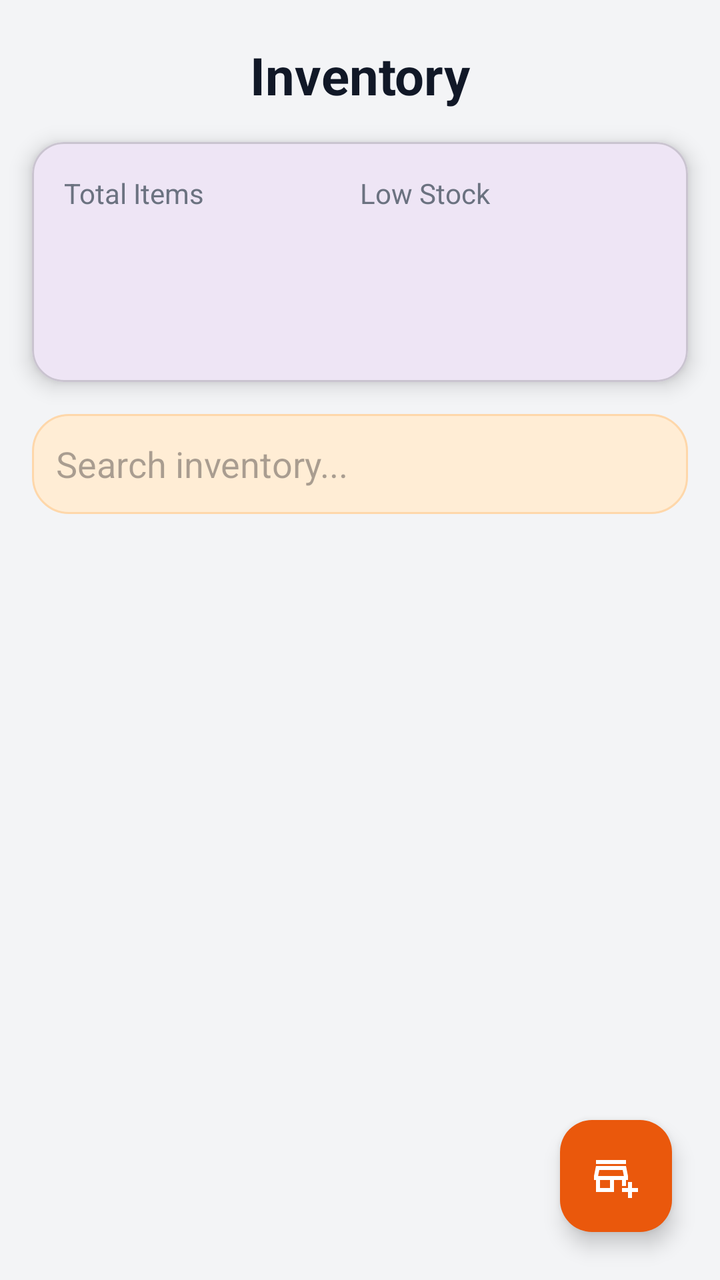
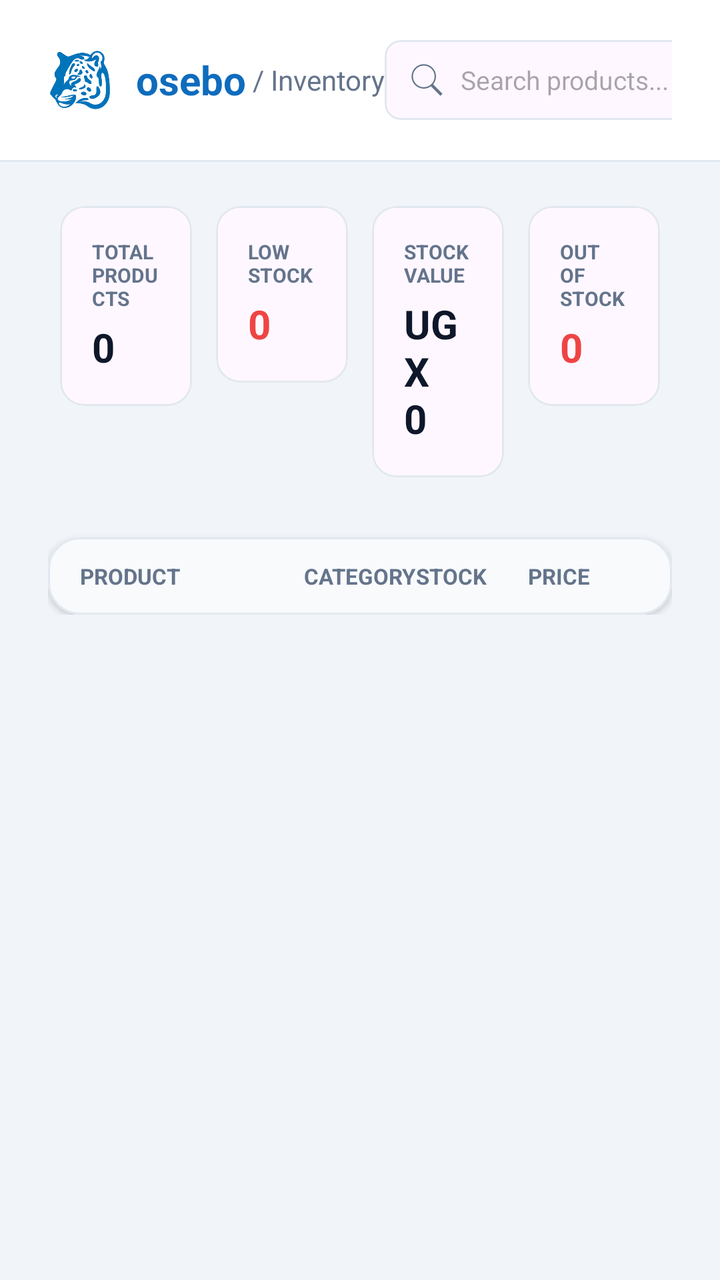

Screens rendered from an Android XML layout before and after an edit, with the pre-edit source and the edit as a unified diff.
<!-- AndroidManifest.xml: application theme Theme.Osebo -->
<!-- res/layout/activity_inventory.xml -->
<?xml version="1.0" encoding="utf-8"?>
<androidx.constraintlayout.widget.ConstraintLayout
    xmlns:android="http://schemas.android.com/apk/res/android"
    xmlns:app="http://schemas.android.com/apk/res-auto"
    xmlns:tools="http://schemas.android.com/tools"
    android:id="@+id/main"
    android:layout_width="match_parent"
    android:layout_height="match_parent"
    android:background="#F3F4F6"
    tools:context=".InventoryActivity">

    
    <TextView
        android:id="@+id/tvInventoryTitle"
        android:layout_width="wrap_content"
        android:layout_height="wrap_content"
        android:text="Inventory"
        android:textSize="26sp"
        android:textStyle="bold"
        android:textColor="#111827"
        android:layout_marginTop="20dp"
        app:layout_constraintTop_toTopOf="parent"
        app:layout_constraintStart_toStartOf="parent"
        app:layout_constraintEnd_toEndOf="parent"/>

    
    <com.google.android.material.card.MaterialCardView
        android:id="@+id/cardInventorySummary"
        android:layout_width="0dp"
        android:layout_height="120dp"
        android:layout_margin="16dp"
        app:cardCornerRadius="16dp"
        app:cardElevation="6dp"
        app:layout_constraintTop_toBottomOf="@id/tvInventoryTitle"
        app:layout_constraintStart_toStartOf="parent"
        app:layout_constraintEnd_toEndOf="parent">

        <LinearLayout
            android:layout_width="match_parent"
            android:layout_height="match_parent"
            android:orientation="horizontal"
            android:padding="16dp">

            
            <LinearLayout
                android:layout_width="0dp"
                android:layout_height="match_parent"
                android:layout_weight="1"
                android:orientation="vertical">

                <TextView
                    android:text="Total Items"
                    android:layout_width="match_parent"
                    android:layout_height="match_parent"
                    android:textColor="#6B7280"/>

                <TextView
                    android:id="@+id/tvTotalItems"
                    android:text="0"
                    android:textSize="24sp"
                    android:textStyle="bold"
                    android:layout_width="match_parent"
                    android:layout_height="match_parent"
                    android:textColor="#111827"/>
            </LinearLayout>

            
            <LinearLayout
                android:layout_width="0dp"
                android:layout_height="match_parent"
                android:layout_weight="1"
                android:orientation="vertical">

                <TextView
                    android:text="Low Stock"
                    android:layout_width="match_parent"
                    android:layout_height="match_parent"
                    android:textColor="#6B7280"/>

                <TextView
                    android:id="@+id/tvLowStock"
                    android:text="0"
                    android:textSize="24sp"
                    android:layout_width="match_parent"
                    android:layout_height="match_parent"
                    android:textStyle="bold"
                    android:textColor="#DC2626"/>
            </LinearLayout>

        </LinearLayout>

    </com.google.android.material.card.MaterialCardView>

    
    <EditText
        android:id="@+id/etSearchInventory"
        android:layout_width="0dp"
        android:layout_height="50dp"
        android:hint="Search inventory..."
        android:padding="12dp"
        android:background="@drawable/bg_input_box"
        android:layout_margin="16dp"
        app:layout_constraintTop_toBottomOf="@id/cardInventorySummary"
        app:layout_constraintStart_toStartOf="parent"
        app:layout_constraintEnd_toEndOf="parent"/>

    
    <androidx.recyclerview.widget.RecyclerView
        android:id="@+id/recyclerInventory"
        android:layout_width="0dp"
        android:layout_height="0dp"
        android:layout_margin="16dp"
        app:layout_constraintTop_toBottomOf="@id/etSearchInventory"
        app:layout_constraintBottom_toBottomOf="parent"
        app:layout_constraintStart_toStartOf="parent"
        app:layout_constraintEnd_toEndOf="parent"
        tools:listitem="@layout/item_inventory"/>

    <com.google.android.material.floatingactionbutton.FloatingActionButton
        android:id="@+id/fabAddProduct"
        android:layout_width="wrap_content"
        android:layout_height="wrap_content"
        android:layout_margin="24dp"
        android:src="@drawable/ic_add"
        app:backgroundTint="@color/primary"
        app:tint="#FFFFFF"
        app:layout_constraintBottom_toBottomOf="parent"
        app:layout_constraintEnd_toEndOf="parent"/>

</androidx.constraintlayout.widget.ConstraintLayout>
<!-- res/layout/item_inventory.xml (included above) -->
<?xml version="1.0" encoding="utf-8"?>
<com.google.android.material.card.MaterialCardView
    xmlns:android="http://schemas.android.com/apk/res/android"
    xmlns:app="http://schemas.android.com/apk/res-auto"
    android:layout_width="match_parent"
    android:layout_height="wrap_content"
    android:layout_marginBottom="10dp"
    app:cardCornerRadius="12dp"
    app:cardElevation="4dp">

    <LinearLayout
        android:layout_width="match_parent"
        android:layout_height="wrap_content"
        android:padding="14dp"
        android:orientation="vertical">

        
        <TextView
            android:id="@+id/tvItemName"
            android:text="Product Name"
            android:textStyle="bold"
            android:layout_width="match_parent"
            android:layout_height="match_parent"
            android:textSize="16sp"
            android:textColor="#111827"/>

        
        <LinearLayout
            android:layout_width="match_parent"
            android:layout_height="wrap_content"
            android:orientation="horizontal"
            android:layout_marginTop="6dp">

            <TextView
                android:id="@+id/tvStock"
                android:text="Stock: 10"
                android:textColor="#6B7280"
                android:layout_width="match_parent"
                android:layout_height="match_parent"
                android:layout_weight="1"/>

            <TextView
                android:id="@+id/tvPrice"
                android:text="UGX 20,000"
                android:layout_width="match_parent"
                android:layout_height="match_parent"
                android:textStyle="bold"
                android:textColor="#6D28D9"/>
        </LinearLayout>

    </LinearLayout>

</com.google.android.material.card.MaterialCardView>
<!-- resources referenced by this layout -->
<resources>
  <color name="primary">#EA580C</color>
  <!-- drawable bg_input_box (drawable) -->
  <?xml version="1.0" encoding="utf-8"?>
  <shape xmlns:android="http://schemas.android.com/apk/res/android">
  
      
      <solid android:color="@color/bg_surface"/>
  
      
      <corners android:radius="18dp"/>
  
      
      <stroke
          android:width="1dp"
          android:color="@color/border"/>
  
      
      <padding
          android:left="14dp"
          android:right="14dp"
          android:top="10dp"
          android:bottom="10dp"/>
  
  </shape>
  <!-- drawable ic_add (drawable) -->
  <vector xmlns:android="http://schemas.android.com/apk/res/android" android:height="24dp" android:tint="#000000" android:viewportHeight="960" android:viewportWidth="960" android:width="24dp">
        
      <path android:fillColor="@android:color/white" android:pathData="M720,920L720,800L600,800L600,720L720,720L720,600L800,600L800,720L920,720L920,800L800,800L800,920L720,920ZM80,800L80,560L40,560L40,480L80,280L680,280L720,480L720,560L680,560L680,680L600,680L600,560L440,560L440,800L80,800ZM160,720L360,720L360,560L160,560L160,720ZM122,480L122,480L638,480L638,480L122,480ZM80,240L80,160L680,160L680,240L80,240ZM122,480L638,480L614,360L146,360L122,480Z"/>
      
  </vector>
  <style name="Theme.Osebo" parent="Base.Theme.Osebo" />
  <color name="bg_surface">#FFEDD5</color>
  <color name="border">#FED7AA</color>
  <style name="Base.Theme.Osebo" parent="Theme.Material3.DayNight.NoActionBar">
          
      </style>
</resources>

<!-- the commit's change to res/layout/activity_inventory.xml (unified diff, before → after) -->
@@ -1,184 +1,247 @@
 <?xml version="1.0" encoding="utf-8"?>
-<androidx.constraintlayout.widget.ConstraintLayout
-    xmlns:android="http://schemas.android.com/apk/res/android"
+<androidx.coordinatorlayout.widget.CoordinatorLayout xmlns:android="http://schemas.android.com/apk/res/android"
     xmlns:app="http://schemas.android.com/apk/res-auto"
     xmlns:tools="http://schemas.android.com/tools"
-    android:id="@+id/main"
     android:layout_width="match_parent"
     android:layout_height="match_parent"
-    android:background="#F3F4F6"
-    tools:context=".InventoryActivity">
-
-    
-    <TextView
-        android:id="@+id/tvInventoryTitle"
-        android:layout_width="wrap_content"
-        android:layout_height="wrap_content"
-        android:text="Inventory"
-        android:textSize="26sp"
-        android:textStyle="bold"
-        android:textColor="#111827"
-        android:layout_marginTop="20dp"
-        app:layout_constraintTop_toTopOf="parent"
-        app:layout_constraintStart_toStartOf="parent"
-        app:layout_constraintEnd_toEndOf="parent"/>
-
-    
-    <com.google.android.material.card.MaterialCardView
-        android:id="@+id/cardInventorySummary"
-        android:layout_width="0dp"
-        android:layout_height="120dp"
-        android:layout_margin="16dp"
-        app:cardCornerRadius="16dp"
-        app:cardElevation="6dp"
-        app:layout_constraintTop_toBottomOf="@id/tvInventoryTitle"
-        app:layout_constraintStart_toStartOf="parent"
-        app:layout_constraintEnd_toEndOf="parent">
+    android:background="@color/bg_page">
+
+    <com.google.android.material.appbar.AppBarLayout
+        android:layout_width="match_parent"
+        android:layout_height="wrap_content"
+        android:background="@color/surface"
+        app:elevation="0dp">
 
         <LinearLayout
             android:layout_width="match_parent"
-            android:layout_height="match_parent"
+            android:layout_height="wrap_content"
+            android:gravity="center_vertical"
             android:orientation="horizontal"
-            android:padding="16dp">
-
-            
-            <LinearLayout
-                android:layout_width="0dp"
-                android:layout_height="match_parent"
-                android:layout_weight="1"
-                android:orientation="vertical">
-
-                <TextView
-                    android:text="Total Items"
-                    android:layout_width="match_parent"
-                    android:layout_height="match_parent"
-                    android:textColor="#6B7280"/>
-
-                <TextView
-                    android:id="@+id/tvTotalItems"
-                    android:text="0"
-                    android:textSize="24sp"
-                    android:textStyle="bold"
-                    android:layout_width="match_parent"
-                    android:layout_height="match_parent"
-                    android:textColor="#111827"/>
-            </LinearLayout>
-
-            
-            <LinearLayout
-                android:layout_width="0dp"
-                android:layout_height="match_parent"
-                android:layout_weight="1"
-                android:orientation="vertical">
-
-                <TextView
-                    android:text="Low Stock"
-                    android:layout_width="match_parent"
-                    android:layout_height="match_parent"
-                    android:textColor="#6B7280"/>
-
-                <TextView
-                    android:id="@+id/tvLowStock"
-                    android:text="0"
-                    android:textSize="24sp"
-                    android:layout_width="match_parent"
-                    android:layout_height="match_parent"
-                    android:textStyle="bold"
-                    android:textColor="#DC2626"/>
-            </LinearLayout>
-
+            android:paddingHorizontal="24dp"
+            android:paddingVertical="20dp">
+
+            <ImageView
+                android:layout_width="32dp"
+                android:layout_height="32dp"
+                android:src="@drawable/osebo"
+                android:contentDescription="Osebo Logo" />
+
+            <TextView
+                android:layout_width="wrap_content"
+                android:layout_height="wrap_content"
+                android:layout_marginStart="12dp"
+                android:text="osebo"
+                android:textColor="@color/primary"
+                android:textSize="20sp"
+                android:textStyle="bold" />
+
+            <TextView
+                android:layout_width="wrap_content"
+                android:layout_height="wrap_content"
+                android:text=" / Inventory"
+                android:textColor="@color/text_muted"
+                android:textSize="14sp" />
+
+            <Space android:layout_width="0dp" android:layout_height="wrap_content" android:layout_weight="1" />
+
+            <com.google.android.material.card.MaterialCardView
+                android:layout_width="300dp"
+                android:layout_height="40dp"
+                app:cardCornerRadius="8dp"
+                app:cardElevation="0dp"
+                app:strokeColor="@color/border"
+                app:strokeWidth="1dp">
+                <LinearLayout android:layout_width="match_parent" android:layout_height="match_parent" android:gravity="center_vertical" android:paddingHorizontal="12dp">
+                    <ImageView android:layout_width="18dp" android:layout_height="18dp" android:src="@drawable/ic_search" app:tint="@color/text_muted" android:contentDescription="Search" />
+                    <EditText android:id="@+id/etSearch" android:layout_width="match_parent" android:layout_height="match_parent" android:background="@android:color/transparent" android:hint="Search products..." android:textSize="13sp" android:layout_marginStart="8dp" android:inputType="text" />
+                </LinearLayout>
+            </com.google.android.material.card.MaterialCardView>
+
+            <com.google.android.material.button.MaterialButton
+                android:id="@+id/btnAddProduct"
+                android:layout_width="wrap_content"
+                android:layout_height="40dp"
+                android:layout_marginStart="12dp"
+                android:text="+ Add product"
+                android:textSize="12sp" />
         </LinearLayout>
 
-    </com.google.android.material.card.MaterialCardView>
-
-    
-    <EditText
-        android:id="@+id/etSearchInventory"
-        android:layout_width="0dp"
-        android:layout_height="50dp"
-        android:hint="Search inventory..."
-        android:padding="12dp"
-        android:background="@drawable/bg_input_box"
-        android:layout_margin="16dp"
-        app:layout_constraintTop_toBottomOf="@id/cardInventorySummary"
-        app:layout_constraintStart_toStartOf="parent"
-        app:layout_constraintEnd_toEndOf="parent"/>
-
-    
-    <androidx.recyclerview.widget.RecyclerView
-        android:id="@+id/recyclerInventory"
-        android:layout_width="0dp"
-        android:layout_height="0dp"
-        android:layout_margin="16dp"
-        app:layout_constraintTop_toBottomOf="@id/etSearchInventory"
-        app:layout_constraintBottom_toBottomOf="parent"
-        app:layout_constraintStart_toStartOf="parent"
-        app:layout_constraintEnd_toEndOf="parent"
-        tools:listitem="@layout/item_inventory"/>
-
-    <com.google.android.material.floatingactionbutton.FloatingActionButton
-        android:id="@+id/fabAddProduct"
-        android:layout_width="wrap_content"
-        android:layout_height="wrap_content"
-        android:layout_margin="24dp"
-        android:src="@drawable/ic_add"
-        app:backgroundTint="@color/primary"
-        app:tint="#FFFFFF"
-        app:layout_constraintBottom_toBottomOf="parent"
-        app:layout_constraintEnd_toEndOf="parent"/>
-
-</androidx.constraintlayout.widget.ConstraintLayout>
-<!-- res/layout/item_inventory.xml (included above) -->
+        <View android:layout_width="match_parent" android:layout_height="1dp" android:background="@color/border" />
+    </com.google.android.material.appbar.AppBarLayout>
+
+    <androidx.core.widget.NestedScrollView
+        android:layout_width="match_parent"
+        android:layout_height="match_parent"
+        app:layout_behavior="@string/appbar_scrolling_view_behavior">
+
+        <LinearLayout
+            android:layout_width="match_parent"
+            android:layout_height="wrap_content"
+            android:orientation="vertical"
+            android:paddingHorizontal="24dp"
+            android:paddingBottom="100dp">
+
+            <GridLayout
+                android:layout_width="match_parent"
+                android:layout_height="wrap_content"
+                android:layout_marginTop="16dp"
+                android:columnCount="4"
+                android:alignmentMode="alignMargins">
+
+                <com.google.android.material.card.MaterialCardView
+                    android:layout_width="0dp" android:layout_height="wrap_content" android:layout_columnWeight="1" android:layout_margin="6dp" app:cardCornerRadius="12dp" app:cardElevation="0dp" app:strokeColor="@color/border" app:strokeWidth="1dp">
+                    <LinearLayout android:layout_width="match_parent" android:layout_height="wrap_content" android:orientation="vertical" android:padding="16dp">
+                        <TextView android:layout_width="wrap_content" android:layout_height="wrap_content" android:text="TOTAL PRODUCTS" android:textColor="@color/text_muted" android:textSize="10sp" android:textStyle="bold" />
+                        <TextView android:id="@+id/tvTotalItems" android:layout_width="wrap_content" android:layout_height="wrap_content" android:text="0" android:textColor="@color/text_primary" android:textSize="20sp" android:textStyle="bold" android:layout_marginTop="4dp" />
+                    </LinearLayout>
+                </com.google.android.material.card.MaterialCardView>
+
+                <com.google.android.material.card.MaterialCardView
+                    android:layout_width="0dp" android:layout_height="wrap_content" android:layout_columnWeight="1" android:layout_margin="6dp" app:cardCornerRadius="12dp" app:cardElevation="0dp" app:strokeColor="@color/border" app:strokeWidth="1dp">
+                    <LinearLayout android:layout_width="match_parent" android:layout_height="wrap_content" android:orientation="vertical" android:padding="16dp">
+                        <TextView android:layout_width="wrap_content" android:layout_height="wrap_content" android:text="LOW STOCK" android:textColor="@color/text_muted" android:textSize="10sp" android:textStyle="bold" />
+                        <TextView android:id="@+id/tvLowStock" android:layout_width="wrap_content" android:layout_height="wrap_content" android:text="0" android:textColor="@color/danger" android:textSize="20sp" android:textStyle="bold" android:layout_marginTop="4dp" />
+                    </LinearLayout>
+                </com.google.android.material.card.MaterialCardView>
+
+                <com.google.android.material.card.MaterialCardView
+                    android:layout_width="0dp" android:layout_height="wrap_content" android:layout_columnWeight="1" android:layout_margin="6dp" app:cardCornerRadius="12dp" app:cardElevation="0dp" app:strokeColor="@color/border" app:strokeWidth="1dp">
+                    <LinearLayout android:layout_width="match_parent" android:layout_height="wrap_content" android:orientation="vertical" android:padding="16dp">
+                        <TextView android:layout_width="wrap_content" android:layout_height="wrap_content" android:text="STOCK VALUE" android:textColor="@color/text_muted" android:textSize="10sp" android:textStyle="bold" />
+                        <TextView android:id="@+id/tvStockValue" android:layout_width="wrap_content" android:layout_height="wrap_content" android:text="UGX 0" android:textColor="@color/text_primary" android:textSize="20sp" android:textStyle="bold" android:layout_marginTop="4dp" />
+                    </LinearLayout>
+                </com.google.android.material.card.MaterialCardView>
+
+                <com.google.android.material.card.MaterialCardView
+                    android:layout_width="0dp" android:layout_height="wrap_content" android:layout_columnWeight="1" android:layout_margin="6dp" app:cardCornerRadius="12dp" app:cardElevation="0dp" app:strokeColor="@color/border" app:strokeWidth="1dp">
+                    <LinearLayout android:layout_width="match_parent" android:layout_height="wrap_content" android:orientation="vertical" android:padding="16dp">
+                        <TextView android:layout_width="wrap_content" android:layout_height="wrap_content" android:text="OUT OF STOCK" android:textColor="@color/text_muted" android:textSize="10sp" android:textStyle="bold" />
+                        <TextView android:id="@+id/tvOutOfStock" android:layout_width="wrap_content" android:layout_height="wrap_content" android:text="0" android:textColor="@color/danger" android:textSize="20sp" android:textStyle="bold" android:layout_marginTop="4dp" />
+                    </LinearLayout>
+                </com.google.android.material.card.MaterialCardView>
+            </GridLayout>
+
+            <com.google.android.material.card.MaterialCardView
+                android:layout_width="match_parent"
+                android:layout_height="wrap_content"
+                android:layout_marginTop="24dp"
+                app:cardCornerRadius="16dp"
+                app:cardElevation="2dp"
+                app:strokeColor="@color/border"
+                app:strokeWidth="1dp">
+
+                <LinearLayout android:layout_width="match_parent" android:layout_height="wrap_content" android:orientation="vertical">
+                    <LinearLayout android:layout_width="match_parent" android:layout_height="wrap_content" android:background="#F8FAFC" android:orientation="horizontal" android:paddingHorizontal="16dp" android:paddingVertical="12dp">
+                        <TextView android:layout_width="0dp" android:layout_height="wrap_content" android:layout_weight="2" android:text="PRODUCT" android:textColor="@color/text_muted" android:textSize="11sp" android:textStyle="bold" />
+                        <TextView android:layout_width="0dp" android:layout_height="wrap_content" android:layout_weight="1" android:text="CATEGORY" android:textColor="@color/text_muted" android:textSize="11sp" android:textStyle="bold" />
+                        <TextView android:layout_width="0dp" android:layout_height="wrap_content" android:layout_weight="1" android:text="STOCK" android:textColor="@color/text_muted" android:textSize="11sp" android:textStyle="bold" />
+                        <TextView android:layout_width="0dp" android:layout_height="wrap_content" android:layout_weight="1" android:text="PRICE" android:textColor="@color/text_muted" android:textSize="11sp" android:textStyle="bold" />
+                    </LinearLayout>
+
+                    <androidx.recyclerview.widget.RecyclerView
+                        android:id="@+id/recyclerInventory"
+                        android:layout_width="match_parent"
+                        android:layout_height="wrap_content"
+                        android:nestedScrollingEnabled="false"
+                        tools:listitem="@layout/item_inventory_row" />
+                </LinearLayout>
+            </com.google.android.material.card.MaterialCardView>
+
+        </LinearLayout>
+    </androidx.core.widget.NestedScrollView>
+
+</androidx.coordinatorlayout.widget.CoordinatorLayout>
+<!-- res/layout/item_inventory_row.xml (included above) -->
 <?xml version="1.0" encoding="utf-8"?>
-<com.google.android.material.card.MaterialCardView
-    xmlns:android="http://schemas.android.com/apk/res/android"
+<LinearLayout xmlns:android="http://schemas.android.com/apk/res/android"
     xmlns:app="http://schemas.android.com/apk/res-auto"
     android:layout_width="match_parent"
     android:layout_height="wrap_content"
-    android:layout_marginBottom="10dp"
-    app:cardCornerRadius="12dp"
-    app:cardElevation="4dp">
-
+    android:orientation="horizontal"
+    android:paddingVertical="12dp"
+    android:paddingHorizontal="16dp"
+    android:gravity="center_vertical"
+    android:background="@drawable/bg_bottom_border">
+
+    
     <LinearLayout
-        android:layout_width="match_parent"
-        android:layout_height="wrap_content"
-        android:padding="14dp"
-        android:orientation="vertical">
-
-        
-        <TextView
-            android:id="@+id/tvItemName"
-            android:text="Product Name"
-            android:textStyle="bold"
-            android:layout_width="match_parent"
-            android:layout_height="match_parent"
-            android:textSize="16sp"
-            android:textColor="#111827"/>
-
-        
-        <LinearLayout
-            android:layout_width="match_parent"
-            android:layout_height="wrap_content"
-            android:orientation="horizontal"
-            android:layout_marginTop="6dp">
-
-            <TextView
-                android:id="@+id/tvStock"
-                android:text="Stock: 10"
-                android:textColor="#6B7280"
+        android:layout_width="0dp"
+        android:layout_height="wrap_content"
+        android:layout_weight="2"
+        android:gravity="center_vertical"
+        android:orientation="horizontal">
+
+        <com.google.android.material.card.MaterialCardView
+            android:layout_width="32dp"
+            android:layout_height="32dp"
+            app:cardCornerRadius="6dp"
+            app:cardElevation="0dp"
+            app:cardBackgroundColor="#F8F9FA">
+            <ImageView
+                android:id="@+id/ivProduct"
                 android:layout_width="match_parent"
                 android:layout_height="match_parent"
-                android:layout_weight="1"/>
-
-            <TextView
-                android:id="@+id/tvPrice"
-                android:text="UGX 20,000"
-                android:layout_width="match_parent"
-                android:layout_height="match_parent"
-                android:textStyle="bold"
-                android:textColor="#6D28D9"/>
-        </LinearLayout>
-
+                android:padding="6dp"
+                android:src="@drawable/ic_inventory"
+                app:tint="@color/text_muted" />
+        </com.google.android.material.card.MaterialCardView>
+
+        <TextView
+            android:id="@+id/tvName"
+            android:layout_width="wrap_content"
+            android:layout_height="wrap_content"
+            android:layout_marginStart="12dp"
+            android:text="Product Name"
+            android:textColor="@color/text_primary"
+            android:textSize="13sp"
+            android:textStyle="bold" />
     </LinearLayout>
 
-</com.google.android.material.card.MaterialCardView>
+    
+    <TextView
+        android:id="@+id/tvCategory"
+        android:layout_width="0dp"
+        android:layout_height="wrap_content"
+        android:layout_weight="1"
+        android:text="Electronics"
+        android:textColor="@color/text_secondary"
+        android:textSize="12sp" />
+
+    
+    <TextView
+        android:id="@+id/tvStock"
+        android:layout_width="0dp"
+        android:layout_height="wrap_content"
+        android:layout_weight="1"
+        android:text="15"
+        android:textColor="@color/text_primary"
+        android:textSize="12sp" />
+
+    
+    <TextView
+        android:id="@+id/tvPrice"
+        android:layout_width="0dp"
+        android:layout_height="wrap_content"
+        android:layout_weight="1"
+        android:text="UGX 22,000"
+        android:textColor="@color/text_primary"
+        android:textSize="12sp"
+        android:textStyle="bold" />
+
+    
+    <LinearLayout
+        android:layout_width="0dp"
+        android:layout_height="wrap_content"
+        android:layout_weight="1"
+        android:gravity="center">
+        <ImageView
+            android:id="@+id/btnEdit"
+            android:layout_width="28dp"
+            android:layout_height="28dp"
+            android:background="@drawable/ripple_circle"
+            android:padding="6dp"
+            android:src="@drawable/ic_menu"
+            app:tint="@color/text_muted" />
+    </LinearLayout>
+
+</LinearLayout>
<!-- resource entries referenced after the edit -->
@@ -1,38 +1,89 @@
 <!-- resources referenced by this layout -->
 <resources>
-  <color name="primary">#EA580C</color>
-  <!-- drawable bg_input_box (drawable) -->
+  <color name="bg_page">#F1F5F9</color>
+  <color name="primary">#0F6CBD</color>
+  <color name="surface">#FFFFFF</color>
+  <color name="text_muted">#64748B</color>
+  <color name="text_primary">#0F172A</color>
+  <color name="text_secondary">#334155</color>
+  <!-- drawable bg_bottom_border (drawable) -->
   <?xml version="1.0" encoding="utf-8"?>
-  <shape xmlns:android="http://schemas.android.com/apk/res/android">
+  <layer-list xmlns:android="http://schemas.android.com/apk/res/android">
+      <item>
+          <shape android:shape="rectangle">
+              <solid android:color="@android:color/transparent" />
+              <stroke
+                  android:width="1dp"
+                  android:color="@color/border" />
+          </shape>
+      </item>
+      <item
+          android:bottom="1dp"
+          android:left="-2dp"
+          android:right="-2dp"
+          android:top="-2dp">
+          <shape android:shape="rectangle">
+              <solid android:color="@color/surface" />
+          </shape>
+      </item>
+  </layer-list>
+  <!-- drawable ic_inventory (drawable) -->
+  <vector xmlns:android="http://schemas.android.com/apk/res/android"
+      android:width="64dp"
+      android:height="64dp"
+      android:viewportWidth="24"
+      android:viewportHeight="24">
+  
+      <path
+          android:fillColor="#0F6CBD"
+          android:pathData="M3,3h18v4H3zM3,9h18v12H3z"/>
+  
+  </vector>
+  <!-- drawable ic_menu (drawable) -->
+  <vector xmlns:android="http://schemas.android.com/apk/res/android"
+      android:width="24dp"
+      android:height="24dp"
+      android:viewportWidth="960"
+      android:viewportHeight="960">
+    <path
+        android:pathData="M120,720v-80h720v80L120,720ZM120,520v-80h720v80L120,520ZM120,320v-80h720v80L120,320Z"
+        android:fillColor="#1f1f1f"/>
+  </vector>
+  <!-- drawable ic_search (drawable) -->
+  <vector xmlns:android="http://schemas.android.com/apk/res/android"
+      android:width="50dp"
+      android:height="50dp"
+      android:viewportWidth="50"
+      android:viewportHeight="50">
+    <path
+        android:fillColor="#FF000000"
+        android:pathData="M21,3C11.621,3 4,10.621 4,20C4,29.379 11.621,37 21,37C24.711,37 28.141,35.805 30.938,33.781L44.094,46.906L46.906,44.094L33.906,31.063C36.461,28.086 38,24.223 38,20C38,10.621 30.379,3 21,3ZM21,5C29.297,5 36,11.703 36,20C36,28.297 29.297,35 21,35C12.703,35 6,28.297 6,20C6,11.703 12.703,5 21,5Z"/>
+  </vector>
+  <!-- drawable osebo: png bitmap (drawable, 8997 bytes) -->
+  <!-- drawable ripple_circle (drawable) -->
+  <?xml version="1.0" encoding="utf-8"?>
+  <ripple xmlns:android="http://schemas.android.com/apk/res/android"
+      android:color="@color/ripple_color">   
   
       
-      <solid android:color="@color/bg_surface"/>
+      <item android:id="@+id/background">
+          <shape android:shape="oval">
+              <solid android:color="@android:color/transparent" />
+          </shape>
+      </item>
   
       
-      <corners android:radius="18dp"/>
+      <item android:id="@+id/mask">
+          <shape android:shape="oval">
+              <solid android:color="@android:color/white" />
+          </shape>
+      </item>
   
-      
-      <stroke
-          android:width="1dp"
-          android:color="@color/border"/>
-  
-      
-      <padding
-          android:left="14dp"
-          android:right="14dp"
-          android:top="10dp"
-          android:bottom="10dp"/>
-  
-  </shape>
-  <!-- drawable ic_add (drawable) -->
-  <vector xmlns:android="http://schemas.android.com/apk/res/android" android:height="24dp" android:tint="#000000" android:viewportHeight="960" android:viewportWidth="960" android:width="24dp">
-        
-      <path android:fillColor="@android:color/white" android:pathData="M720,920L720,800L600,800L600,720L720,720L720,600L800,600L800,720L920,720L920,800L800,800L800,920L720,920ZM80,800L80,560L40,560L40,480L80,280L680,280L720,480L720,560L680,560L680,680L600,680L600,560L440,560L440,800L80,800ZM160,720L360,720L360,560L160,560L160,720ZM122,480L122,480L638,480L638,480L122,480ZM80,240L80,160L680,160L680,240L80,240ZM122,480L638,480L614,360L146,360L122,480Z"/>
-      
-  </vector>
+  </ripple>
   <style name="Theme.Osebo" parent="Base.Theme.Osebo" />
-  <color name="bg_surface">#FFEDD5</color>
-  <color name="border">#FED7AA</color>
+  <color name="ripple_color">#200F6CBD</color>
+  <color name="border">#E2E8F0</color>
+  <color name="danger">#EF4444</color>
   <style name="Base.Theme.Osebo" parent="Theme.Material3.DayNight.NoActionBar">
           
       </style>
